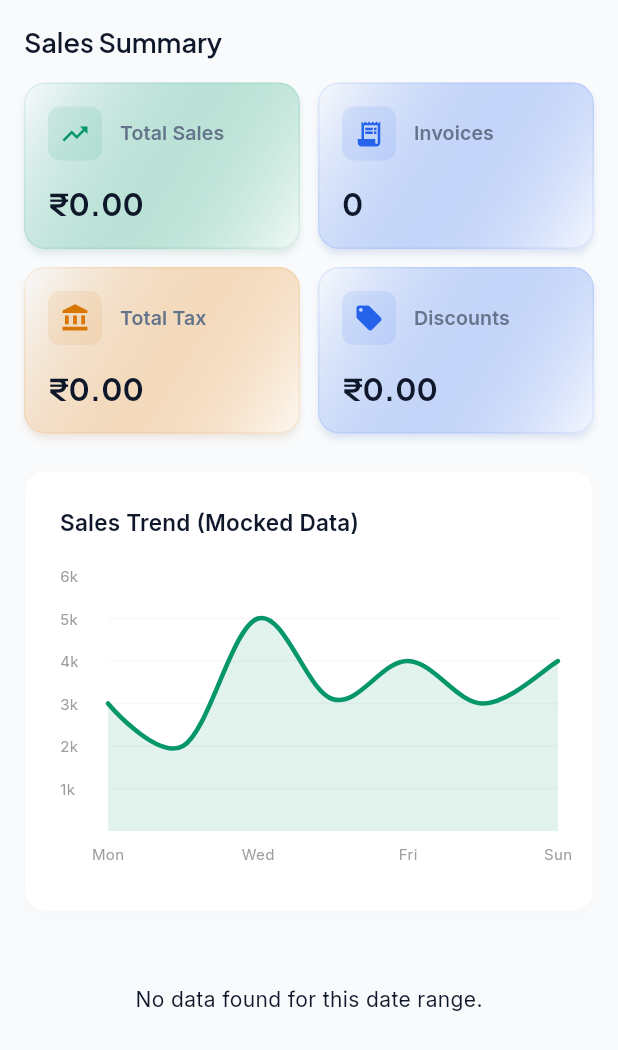
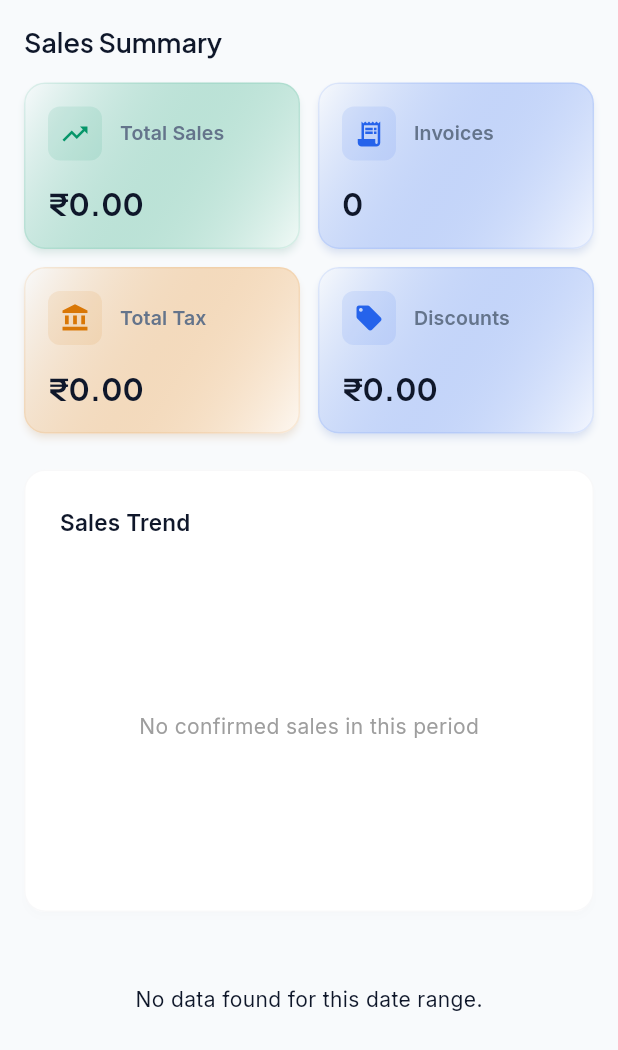
Before and after one commit to nagaraj4647/bulling-software, a Flutter app: the SalesReportView widget shown alone on an empty page, opened directly, on a phone screen of 412 x 824 dp. Shown: the top 1050 px of the screen. Run offline on Flutter 3.47's test engine with Material 3 defaults, Android fonts, the phone set to English and light mode, and no system bars; drawn by our look-alikes of fl_chart, flutter_animate; our stand-ins replace cloud_firestore, firebase_auth, firebase_core, flutter_riverpod, go_router, google_fonts and 1 more; accounts and stored records are empty.

Commit message:
feat: real sales trend charts on Reports and Dashboard
Both trend charts previously rendered hardcoded decorative data
(sales_report_view _buildChart ignored its totalSales argument; dashboard
_SalesChart used const spots). Replace with real confirmed-sales trends:

- ReportsService: new bucketDailyTotals helper + getDailySalesTrend using
  the same index-free single-field date query (status filtered
  client-side); getSalesSummary now also returns per-day buckets from the
  same fetch, so the Reports chart adds zero extra reads.
- Reports sales chart: real daily buckets for the selected range, weekly
  grouping beyond 62 days, date labels, compact k/L axis, empty state
  'No confirmed sales in this period'.
- Dashboard chart: trailing 7-day real trend via new
  dashboardWeeklySalesTrendProvider, weekday labels from actual dates,
  empty state 'No sales in the last 7 days'. Applied on top of the
  fix/dashboard-build rewrite of dashboard_home_view.dart.
- Tests: 8 new tests covering bucketing, zero-fill, range boundaries,
  non-midnight end, confirmed-only filtering, and summary-trend
  consistency. 72/72 pass; analyze 0 errors.

```diff
--- a/lib/features/reports/models/report_models.dart
+++ b/lib/features/reports/models/report_models.dart
@@ -1,14 +1,26 @@
+/// One calendar day's confirmed sales total, used by the sales trend charts.
+class DailySalesPoint {
+  final DateTime day;
+  final double total;
+
+  const DailySalesPoint({required this.day, required this.total});
+}
+
 class SalesReportSummary {
   final double totalSales;
   final int invoiceCount;
   final double taxTotal;
   final double discountTotal;
 
+  /// Confirmed sales bucketed per calendar day across the queried range.
+  final List<DailySalesPoint> dailyTotals;
+
   SalesReportSummary({
     this.totalSales = 0.0,
     this.invoiceCount = 0,
     this.taxTotal = 0.0,
     this.discountTotal = 0.0,
+    this.dailyTotals = const [],
   });
 }
 
--- a/lib/features/reports/presentation/widgets/sales_report_view.dart
+++ b/lib/features/reports/presentation/widgets/sales_report_view.dart
@@ -1,10 +1,13 @@
+import 'dart:math' as math;
 import 'package:flutter/material.dart';
 import 'package:flutter_riverpod/flutter_riverpod.dart';
 import 'package:intl/intl.dart';
 import 'package:flutter_animate/flutter_animate.dart';
 import 'package:fl_chart/fl_chart.dart';
+import '../../../../core/utils/chart_format.dart';
 
 import '../../../../core/theme/app_theme.dart';
+import '../../models/report_models.dart';
 import '../../providers/reports_provider.dart';
 import 'report_pagination_footer.dart';
 
@@ -81,7 +84,7 @@ class SalesReportView extends ConsumerWidget {
                     const SizedBox(height: 24),
                     _buildChart(
                       context,
-                      summary.totalSales,
+                      summary,
                     ).animate().fade().scale(delay: 200.ms),
                   ],
                 ),
@@ -103,7 +106,7 @@ class SalesReportView extends ConsumerWidget {
     );
   }
 
-  Widget _buildChart(BuildContext context, double totalSales) {
+  Widget _buildChart(BuildContext context, SalesReportSummary summary) {
     final theme = Theme.of(context);
     return Card(
       elevation: 2,
@@ -118,18 +121,61 @@ class SalesReportView extends ConsumerWidget {
           crossAxisAlignment: CrossAxisAlignment.start,
           children: [
             Text(
-              'Sales Trend (Mocked Data)',
+              'Sales Trend',
               style: theme.textTheme.titleMedium,
             ),
             const SizedBox(height: 24),
             SizedBox(
               height: 200,
-              child: LineChart(
+              child: _buildTrendChart(context, summary),
+            ),
+          ],
+        ),
+      ),
+    );
+  }
+
+  /// Real confirmed-sales trend for the selected report range. Daily buckets
+  /// come from the same Firestore fetch as the summary totals; ranges longer
+  /// than 62 days are grouped into weekly buckets.
+  Widget _buildTrendChart(BuildContext context, SalesReportSummary summary) {
+    final theme = Theme.of(context);
+    if (summary.invoiceCount == 0) {
+      return Center(
+        child: Text(
+          'No confirmed sales in this period',
+          style: theme.textTheme.bodyMedium?.copyWith(color: Colors.grey),
+        ),
+      );
+    }
+    final points = summary.dailyTotals;
+    if (points.isEmpty) {
+      return const Center(child: Text('Trend unavailable'));
+    }
+    final groupDays = points.length > 62 ? 7 : 1;
+    final grouped = <DailySalesPoint>[];
+    for (var i = 0; i < points.length; i += groupDays) {
+      final chunk = points.sublist(i, math.min(i + groupDays, points.length));
+      grouped.add(
+        DailySalesPoint(
+          day: chunk.first.day,
+          total: chunk.fold<double>(0, (sum, p) => sum + p.total),
+        ),
+      );
+    }
+    final maxTotal = grouped.fold<double>(
+      0,
+      (m, p) => math.max(m, p.total),
+    );
+    final maxY = niceCeil(maxTotal);
+    final labelEvery = math.max(1, (grouped.length / 6).ceil());
+    final dateFormat = DateFormat('d MMM');
+    return LineChart(
       LineChartData(
         gridData: FlGridData(
           show: true,
           drawVerticalLine: false,
-                    horizontalInterval: 1,
+          horizontalInterval: maxY / 4,
           getDrawingHorizontalLine: (value) {
             return FlLine(
               color: theme.colorScheme.outlineVariant.withAlpha(30),
@@ -155,26 +201,16 @@ class SalesReportView extends ConsumerWidget {
                   fontSize: 10,
                   color: Colors.grey,
                 );
-                          String text;
-                          switch (value.toInt()) {
-                            case 0:
-                              text = 'Mon';
-                              break;
-                            case 2:
-                              text = 'Wed';
-                              break;
-                            case 4:
-                              text = 'Fri';
-                              break;
-                            case 6:
-                              text = 'Sun';
-                              break;
-                            default:
-                              return Container();
+                final i = value.toInt();
+                if (value != i.toDouble() ||
+                    i < 0 ||
+                    i >= grouped.length ||
+                    i % labelEvery != 0) {
+                  return const SizedBox();
                 }
                 return SideTitleWidget(
                   meta: meta,
-                            child: Text(text, style: style),
+                  child: Text(dateFormat.format(grouped[i].day), style: style),
                 );
               },
             ),
@@ -182,36 +218,31 @@ class SalesReportView extends ConsumerWidget {
           leftTitles: AxisTitles(
             sideTitles: SideTitles(
               showTitles: true,
-                        interval: 1,
+              interval: maxY / 4,
+              reservedSize: 36,
               getTitlesWidget: (value, meta) {
-                          if (value == 0) return Container();
+                if (value == 0) return const SizedBox();
                 return Text(
-                            '${value.toInt()}k',
+                  compactAmount(value),
                   style: const TextStyle(
                     fontSize: 10,
                     color: Colors.grey,
                   ),
                 );
               },
-                        reservedSize: 32,
             ),
           ),
         ),
         borderData: FlBorderData(show: false),
         minX: 0,
-                  maxX: 6,
+        maxX: math.max(1, grouped.length - 1).toDouble(),
         minY: 0,
-                  maxY: 6,
+        maxY: maxY,
         lineBarsData: [
           LineChartBarData(
-                      spots: const [
-                        FlSpot(0, 3),
-                        FlSpot(1, 2),
-                        FlSpot(2, 5),
-                        FlSpot(3, 3.1),
-                        FlSpot(4, 4),
-                        FlSpot(5, 3),
-                        FlSpot(6, 4),
+            spots: [
+              for (var i = 0; i < grouped.length; i++)
+                FlSpot(i.toDouble(), grouped[i].total),
             ],
             isCurved: true,
             color: AppTheme.salesColor,
@@ -224,11 +255,6 @@ class SalesReportView extends ConsumerWidget {
             ),
           ),
         ],
-                ),
-              ),
-            ),
-          ],
-        ),
       ),
     );
   }
```
Also changed, not shown: lib/core/utils/chart_format.dart (added, +31 -0 lines), lib/features/dashboard/presentation/widgets/dashboard_home_view.dart (+66 -114 lines), lib/features/reports/data/reports_service.dart (+63 -1 lines), lib/features/reports/providers/reports_provider.dart (+14 -0 lines), 2 other files. Lines whose indentation alone changed are shown as unchanged.
